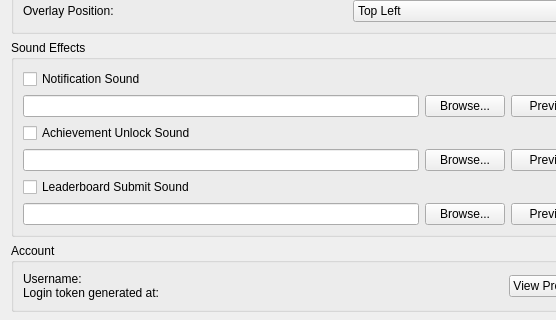
SgtBilko76/ARMSX2-Quest, file pcsx2-qt/Settings/AchievementSettingsWidget.ui: the form before one commit; both pictures show x 0 to 556 and y 332 to 652 of the 700 by 1000 pixel window.
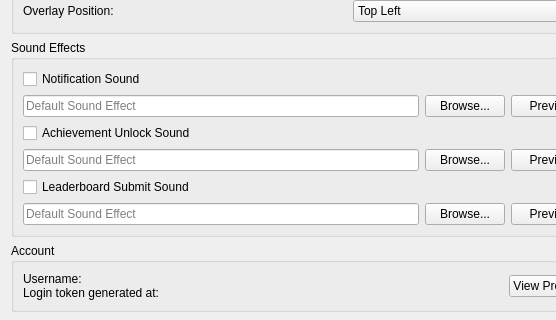
The form after the commit.

Commit message:
Achievement: Fix default custom sound effect behavior
Achievements: Preview custom sounds directly instead of using/opening the system's default audio player.

The edit to the form file:
```diff
--- a/pcsx2-qt/Settings/AchievementSettingsWidget.ui
+++ b/pcsx2-qt/Settings/AchievementSettingsWidget.ui
@@ -316,10 +316,18 @@
      </property>
      <layout class="QGridLayout" name="gridLayout_6">
       <item row="5" column="0">
-       <widget class="QLineEdit" name="lbSoundPath"/>
+       <widget class="QLineEdit" name="lbSoundPath">
+        <property name="placeholderText">
+         <string>Default Sound Effect</string>
+        </property>
+       </widget>
       </item>
       <item row="1" column="0">
-       <widget class="QLineEdit" name="notificationSoundPath"/>
+       <widget class="QLineEdit" name="notificationSoundPath">
+        <property name="placeholderText">
+         <string>Default Sound Effect</string>
+        </property>
+       </widget>
       </item>
       <item row="3" column="1">
        <widget class="QPushButton" name="unlockSoundBrowse">
@@ -350,7 +358,11 @@
        </widget>
       </item>
       <item row="3" column="0">
-       <widget class="QLineEdit" name="unlockSoundPath"/>
+       <widget class="QLineEdit" name="unlockSoundPath">
+        <property name="placeholderText">
+         <string>Default Sound Effect</string>
+        </property>
+       </widget>
       </item>
       <item row="5" column="1">
        <widget class="QPushButton" name="lbSoundBrowse">
```
Left out of the diff: 8 changed lines with no effect on the pictures. The commit also changes 6 other files.
